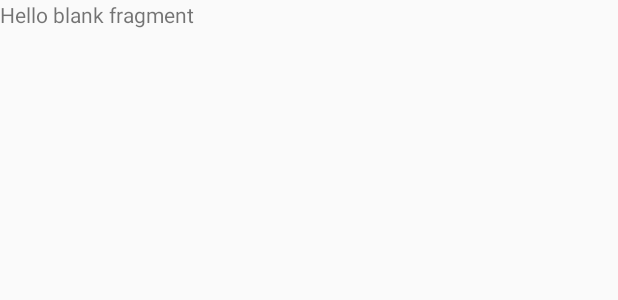
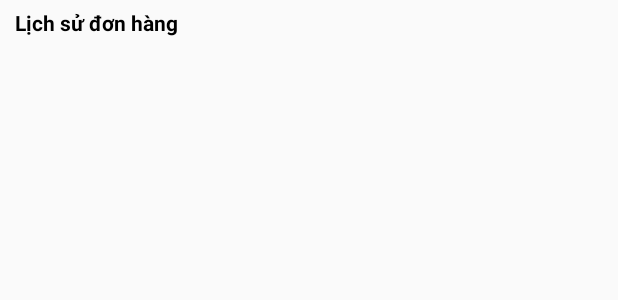
Before and after one commit to gtuan201/TunaAdmin, an Android app: the layout fragment_older_order.xml on its own in the app's theme, with its tools: preview values and no code run, on a phone screen of 412 x 824 dp. Shown: the top 300 px of the screen. Run offline under Robolectric (Android 15) with nearby library versions, the phone set to English and light mode, and no system bars; Roboto replaces fonts that are not available here.

Commit message:
Tuna Admin

```diff
--- a/app/src/main/res/layout/fragment_older_order.xml
+++ b/app/src/main/res/layout/fragment_older_order.xml
@@ -1,14 +1,22 @@
 <?xml version="1.0" encoding="utf-8"?>
-<FrameLayout xmlns:android="http://schemas.android.com/apk/res/android"
-    xmlns:tools="http://schemas.android.com/tools"
-    android:layout_width="match_parent"
-    android:layout_height="match_parent"
-    tools:context=".fragment.OlderOrderFragment">
+<layout xmlns:android="http://schemas.android.com/apk/res/android"
+    xmlns:tools="http://schemas.android.com/tools">
+    <LinearLayout
+        android:orientation="vertical"
+        android:layout_width="match_parent"
+        android:layout_height="match_parent">
+        <TextView
+            android:text="Lịch sử đơn hàng"
+            android:layout_marginVertical="5dp"
+            android:textColor="@color/black"
+            android:textStyle="bold"
+            android:layout_marginStart="10dp"
+            android:layout_width="wrap_content"
+            android:layout_height="wrap_content"/>
+        <androidx.recyclerview.widget.RecyclerView
+            android:id="@+id/rev_history_order"
+            android:layout_width="match_parent"
+            android:layout_height="match_parent"/>
+    </LinearLayout>
 
-    <!-- TODO: Update blank fragment layout -->
-    <TextView
-        android:layout_width="match_parent"
-        android:layout_height="match_parent"
-        android:text="@string/hello_blank_fragment" />
-
-</FrameLayout>
+</layout>
```
Also changed, not shown: app/src/main/java/com/example/tunashopadmin/adapter/HistoryOrderAdapter.java (added, +60 -0 lines), app/src/main/java/com/example/tunashopadmin/fragment/OlderOrderFragment.java (+21 -1 lines), app/src/main/java/com/example/tunashopadmin/model/Order.java (+11 -2 lines), app/src/main/java/com/example/tunashopadmin/viewmodel/OrderViewModel.java (+46 -0 lines), app/src/main/res/layout/row_rev_history_order.xml (added, +99 -0 lines).
